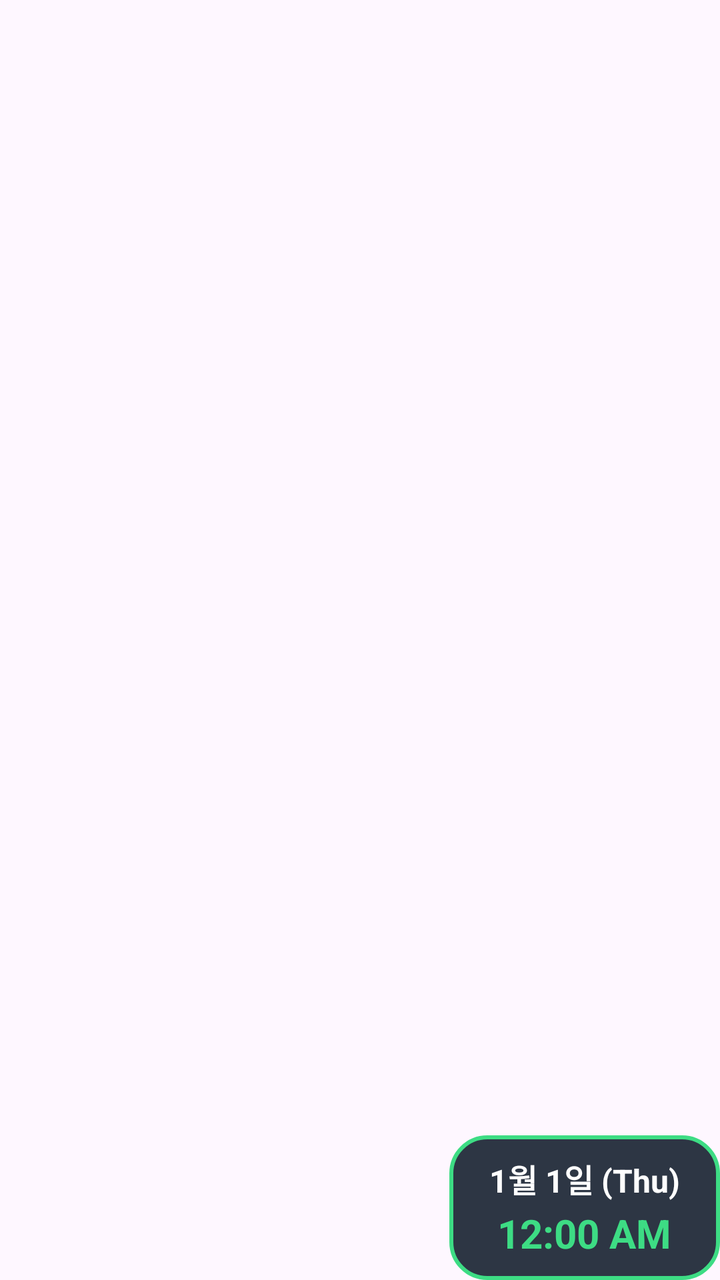
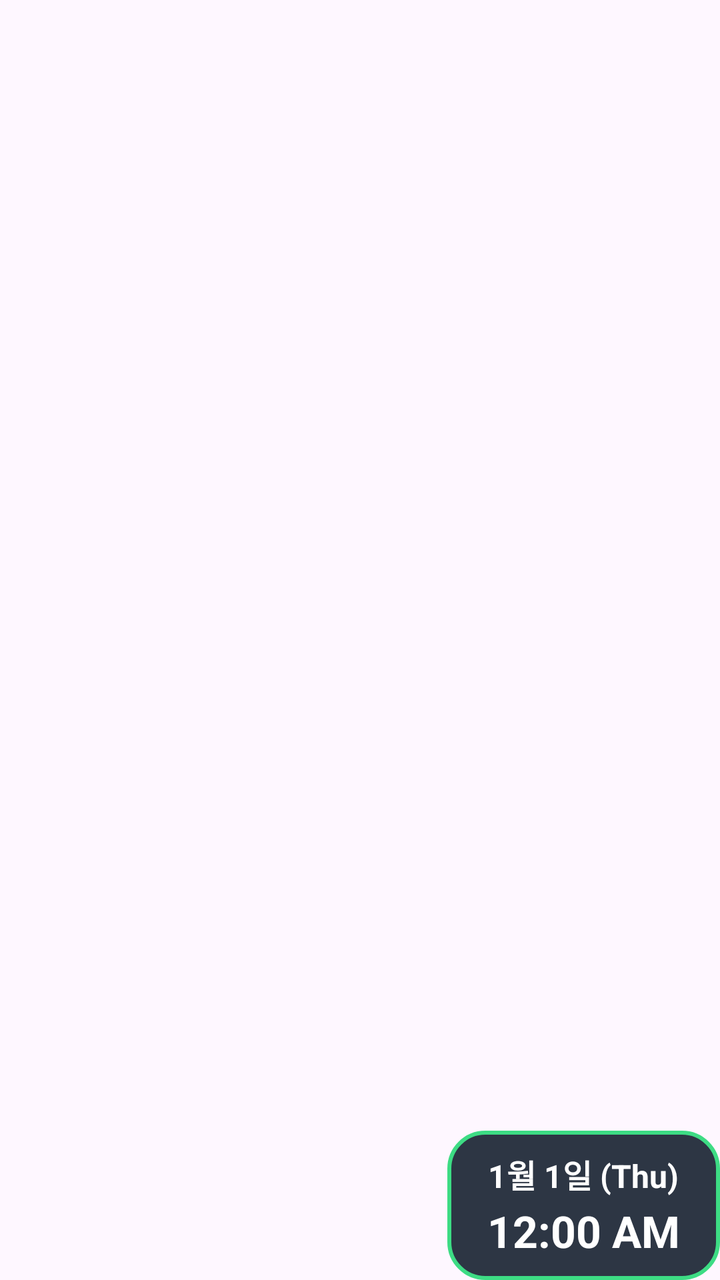

Screens rendered from an Android XML layout before and after an edit, with the pre-edit source and the edit as a unified diff.
<!-- AndroidManifest.xml: application theme Theme.CarHome -->
<!-- res/layout/layout_floating.xml -->
<?xml version="1.0" encoding="utf-8"?>
<FrameLayout
    xmlns:android="http://schemas.android.com/apk/res/android"
    android:id="@+id/floatingRoot"
    android:layout_width="match_parent"
    android:layout_height="wrap_content">

    
    <LinearLayout
        android:id="@+id/floatingContent"
        android:layout_width="match_parent"
        android:layout_height="wrap_content"
        android:orientation="vertical"
        android:background="@drawable/bg_floating_popup"
        android:padding="24dp"
        android:gravity="center"
        android:visibility="gone">

        
        <TextClock
            android:id="@+id/textClockFloatingDate"
            android:layout_width="wrap_content"
            android:layout_height="wrap_content"
            android:format12Hour="yyyy년 M월 d일 (E)"
            android:format24Hour="yyyy년 M월 d일 (E)"
            android:textColor="#3DDC84"
            android:textSize="22sp"
            android:textStyle="bold"
            android:layout_marginBottom="2dp" />

        
        <TextClock
            android:id="@+id/textClockFloating"
            android:layout_width="wrap_content"
            android:layout_height="wrap_content"
            android:format12Hour="hh:mm a"
            android:format24Hour="HH:mm"
            android:textColor="#FFFFFF"
            android:textSize="50sp"
            android:textStyle="bold"
            android:layout_marginBottom="16dp" />

        
        <LinearLayout
            android:layout_width="match_parent"
            android:layout_height="wrap_content"
            android:orientation="horizontal"
            android:weightSum="5"
            android:gravity="center">

            <ImageView
                android:id="@+id/btnFloatingTmap"
                android:layout_width="0dp"
                android:layout_height="80dp"
                android:layout_weight="1"
                android:scaleType="fitCenter" />

            <ImageView
                android:id="@+id/btnFloatingVideo"
                android:layout_width="0dp"
                android:layout_height="80dp"
                android:layout_weight="1"
                android:scaleType="fitCenter" />

            
            <ImageView
                android:id="@+id/btnFloatingBrave"
                android:layout_width="0dp"
                android:layout_height="80dp"
                android:layout_weight="1"
                android:scaleType="fitCenter" />

            
            <ImageView
                android:id="@+id/btnFloatingAllApps"
                android:layout_width="0dp"
                android:layout_height="80dp"
                android:layout_weight="1"
                android:src="@android:drawable/ic_menu_agenda"
                android:scaleType="fitCenter" />

            
            <ImageView
                android:id="@+id/btnFloatingClean"
                android:layout_width="0dp"
                android:layout_height="80dp"
                android:layout_weight="1"
                android:src="@android:drawable/ic_menu_delete"
                android:scaleType="fitCenter" />
        </LinearLayout>

        
        <HorizontalScrollView
            android:layout_width="match_parent"
            android:layout_height="wrap_content"
            android:layout_marginTop="20dp"
            android:scrollbars="none">

            <LinearLayout
                android:id="@+id/channelButtonContainer"
                android:layout_width="wrap_content"
                android:layout_height="wrap_content"
                android:orientation="horizontal"
                android:gravity="center_vertical" />
        </HorizontalScrollView>
    </LinearLayout>

    
    <LinearLayout
        android:id="@+id/handleBar"
        android:layout_width="wrap_content"
        android:layout_height="wrap_content"
        android:layout_gravity="bottom|end"
        android:orientation="vertical"
        android:background="@drawable/bg_floating_handle"
        android:paddingStart="20dp"
        android:paddingEnd="20dp"
        android:paddingTop="10dp"
        android:paddingBottom="10dp"
        android:gravity="center"
        android:clickable="true"
        android:focusable="true">

        
        <TextClock
            android:id="@+id/handleDate"
            android:layout_width="wrap_content"
            android:layout_height="wrap_content"
            android:format12Hour="M월 d일 (E)"
            android:format24Hour="M월 d일 (E)"
            android:textColor="#FFFFFF"
            android:textSize="16sp"
            android:textStyle="bold"
            android:layout_marginBottom="2dp" />

        
        <TextClock
            android:id="@+id/handleTime"
            android:layout_width="wrap_content"
            android:layout_height="wrap_content"
            android:format12Hour="h:mm a"
            android:format24Hour="HH:mm"
            android:textColor="#3DDC84"
            android:textSize="20sp"
            android:textStyle="bold" />
    </LinearLayout>
</FrameLayout>
<!-- resources referenced by this layout -->
<resources>
  <!-- drawable bg_floating_handle (drawable) -->
  <?xml version="1.0" encoding="utf-8"?>
  <shape xmlns:android="http://schemas.android.com/apk/res/android"
      android:shape="rectangle">
      <corners android:radius="18dp" />
      
      <solid android:color="#F2222C3A" />
      
      <stroke
          android:width="2dp"
          android:color="#3DDC84" />
  </shape>
  <!-- drawable bg_floating_popup (drawable) -->
  <?xml version="1.0" encoding="utf-8"?>
  <shape xmlns:android="http://schemas.android.com/apk/res/android"
      android:shape="rectangle">
      <corners android:radius="24dp" />
      <solid android:color="#F21E2633" />
      <stroke
          android:width="2dp"
          android:color="#4D627A" />
  </shape>
  <style name="Theme.CarHome" parent="Base.Theme.CarHome" />
  <style name="Base.Theme.CarHome" parent="Theme.Material3.DayNight.NoActionBar">
          
          
      </style>
</resources>

<!-- the commit's change to res/layout/layout_floating.xml (unified diff, before → after) -->
@@ -12,33 +12,12 @@
         android:layout_height="wrap_content"
         android:orientation="vertical"
         android:background="@drawable/bg_floating_popup"
-        android:padding="24dp"
+        android:paddingStart="20dp"
+        android:paddingEnd="20dp"
+        android:paddingTop="18dp"
+        android:paddingBottom="18dp"
         android:gravity="center"
         android:visibility="gone">
-
-        
-        <TextClock
-            android:id="@+id/textClockFloatingDate"
-            android:layout_width="wrap_content"
-            android:layout_height="wrap_content"
-            android:format12Hour="yyyy년 M월 d일 (E)"
-            android:format24Hour="yyyy년 M월 d일 (E)"
-            android:textColor="#3DDC84"
-            android:textSize="22sp"
-            android:textStyle="bold"
-            android:layout_marginBottom="2dp" />
-
-        
-        <TextClock
-            android:id="@+id/textClockFloating"
-            android:layout_width="wrap_content"
-            android:layout_height="wrap_content"
-            android:format12Hour="hh:mm a"
-            android:format24Hour="HH:mm"
-            android:textColor="#FFFFFF"
-            android:textSize="50sp"
-            android:textStyle="bold"
-            android:layout_marginBottom="16dp" />
 
         
         <LinearLayout
@@ -93,7 +72,7 @@
         <HorizontalScrollView
             android:layout_width="match_parent"
             android:layout_height="wrap_content"
-            android:layout_marginTop="20dp"
+            android:layout_marginTop="16dp"
             android:scrollbars="none">
 
             <LinearLayout
@@ -140,8 +119,8 @@
             android:layout_height="wrap_content"
             android:format12Hour="h:mm a"
             android:format24Hour="HH:mm"
-            android:textColor="#3DDC84"
-            android:textSize="20sp"
+            android:textColor="#FFFFFF"
+            android:textSize="22sp"
             android:textStyle="bold" />
     </LinearLayout>
 </FrameLayout>
